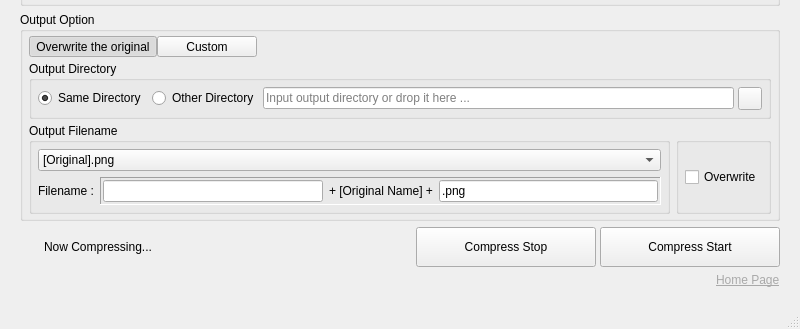
Qt form pngyumainwindow.ui (CameronBanga/Pngyu-Neue) before a commit; both pictures show x 0 to 800 and y 344 to 673 of the 800 by 673 pixel window.
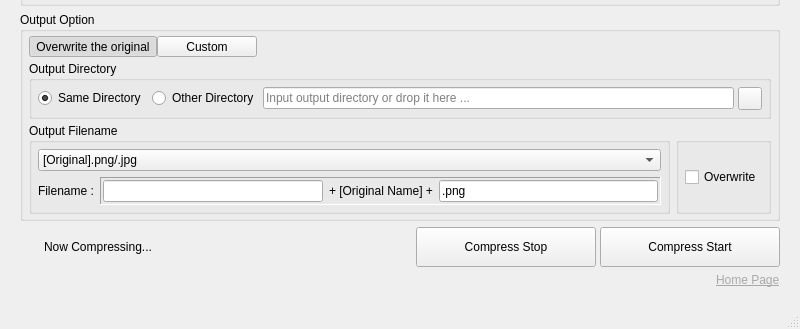
The same form after that commit. Icons and pictures are not drawn. Custom widgets are drawn as their Qt base class.

The edit to the form file:
```diff
--- a/pngyumainwindow.ui
+++ b/pngyumainwindow.ui
@@ -436,7 +436,7 @@
                </property>
                <item>
                 <property name="text">
-                 <string>[Original].png</string>
+                 <string>[Original].png/.jpg</string>
                 </property>
                </item>
                <item>
```
Left out of the diff: 2 changed lines with no effect on the pictures.
